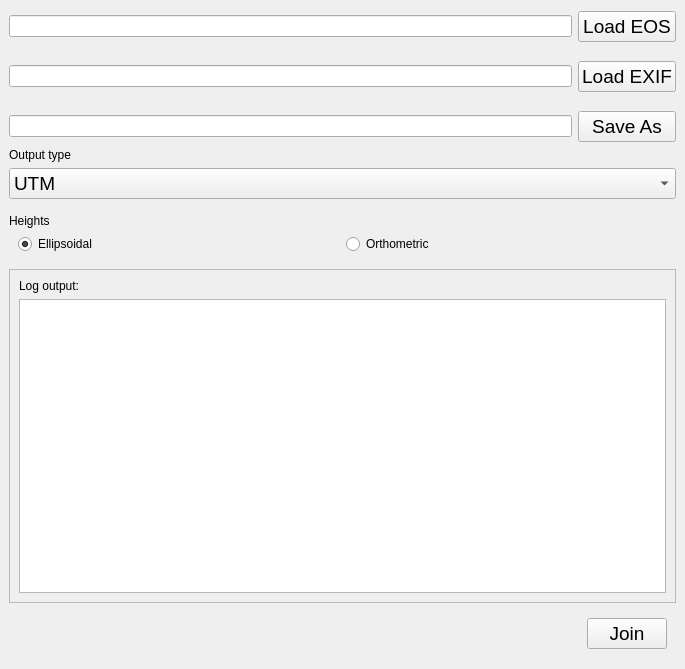
Before: the Qt Designer form gui/resources/gui.ui in HakaiInstitute/EOS-EXIF-Join, drawn with Qt 5.
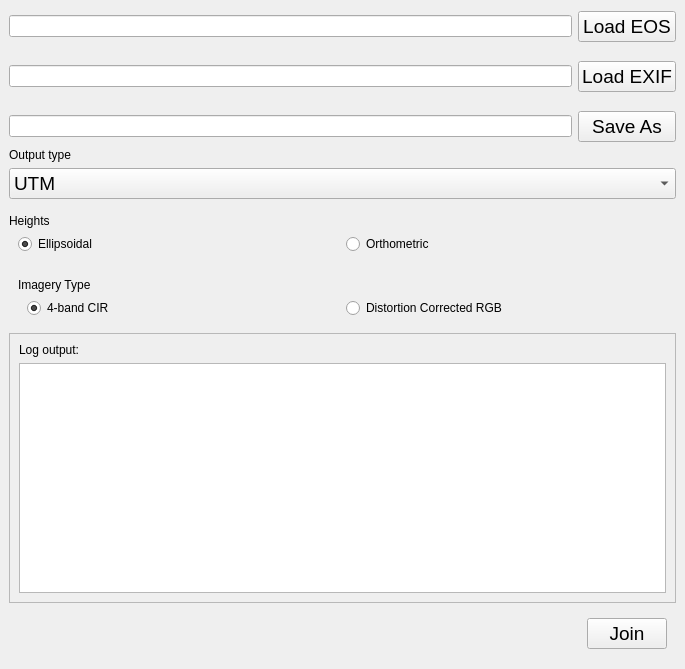
After: the same form once the commit is applied.

Commit message: Add option to run joiner for RGB-only imagery

Patch:
```diff
--- a/gui/resources/gui.ui
+++ b/gui/resources/gui.ui
@@ -186,6 +186,51 @@
      </layout>
     </widget>
    </item>
+   <item>
+    <widget class="QWidget" name="widget" native="true">
+     <layout class="QVBoxLayout" name="verticalLayout_5">
+      <item>
+       <widget class="QLabel" name="label_4">
+        <property name="text">
+         <string>Imagery Type</string>
+        </property>
+       </widget>
+      </item>
+      <item>
+       <widget class="QWidget" name="widget_8" native="true">
+        <property name="layoutDirection">
+         <enum>Qt::LeftToRight</enum>
+        </property>
+        <layout class="QHBoxLayout" name="horizontalLayout_5">
+         <property name="topMargin">
+          <number>0</number>
+         </property>
+         <property name="bottomMargin">
+          <number>0</number>
+         </property>
+         <item>
+          <widget class="QRadioButton" name="radio_cir">
+           <property name="text">
+            <string>4-band CIR</string>
+           </property>
+           <property name="checked">
+            <bool>true</bool>
+           </property>
+          </widget>
+         </item>
+         <item>
+          <widget class="QRadioButton" name="radio_rgb">
+           <property name="text">
+            <string>Distortion Corrected RGB</string>
+           </property>
+          </widget>
+         </item>
+        </layout>
+       </widget>
+      </item>
+     </layout>
+    </widget>
+   </item>
    <item>
     <widget class="QFrame" name="frame">
      <property name="frameShape">
```
The commit also changes 3 other files.
